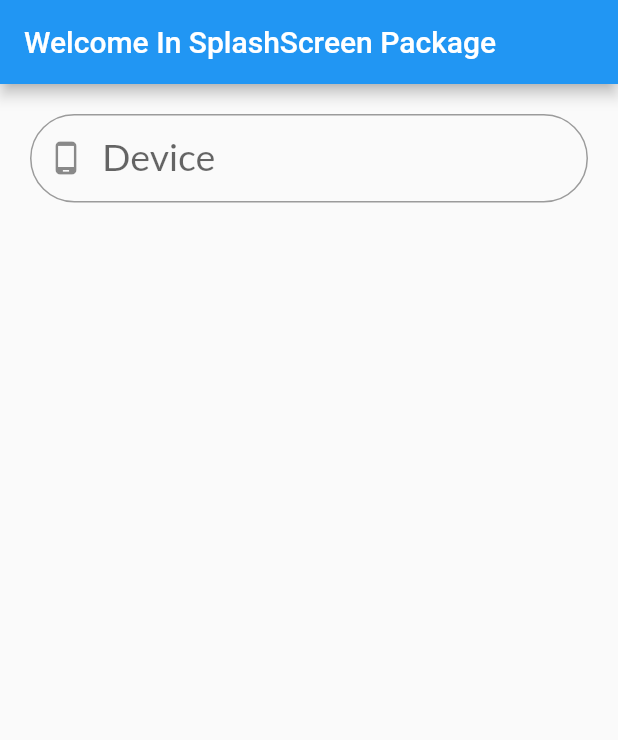
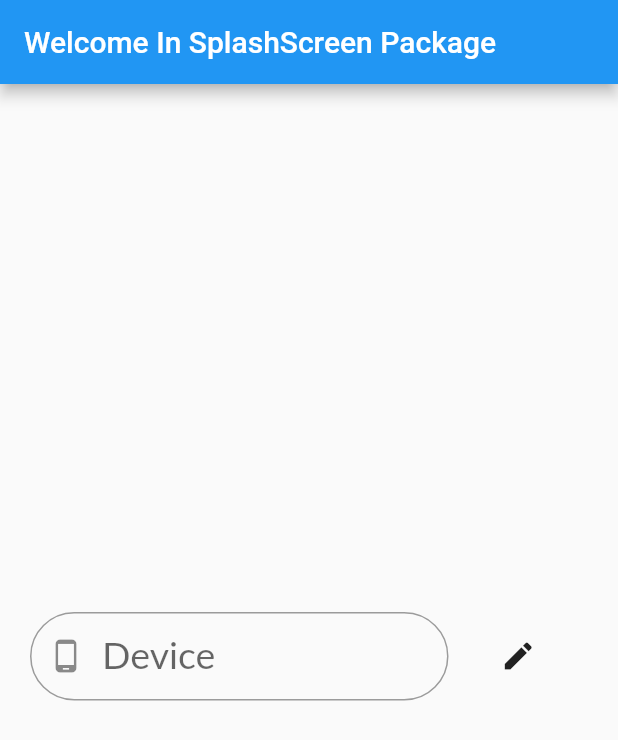
Before and after one commit to ShawnLiu-1/dog_bark_detector, a Flutter app: the screen it shows after launch, on a phone screen of 412 x 824 dp. Shown: the top 740 px of the screen. Run offline on Flutter 3.47's test engine with Material 2 defaults, Android fonts, the phone set to English and light mode, and no system bars; our stand-ins replace splashscreen; Roboto replaces fonts that are missing (Lato).

Commit message:
Second Committment

```diff
--- a/lib/main.dart
+++ b/lib/main.dart
@@ -1,3 +1,4 @@
+import "RecordPage.dart";
 import 'package:flutter/material.dart';
 import 'package:splashscreen/splashscreen.dart';
 void main(){
@@ -45,9 +46,13 @@ class AfterSplash extends StatelessWidget{
       ),
       body: new Center(
         child:  Column(
+            mainAxisAlignment: MainAxisAlignment.center,
             children: <Widget>[
               Padding (
                   padding: EdgeInsets.only(left: 20, right: 20, top: 20),
+                  child: Row(
+                    children: [
+                      Expanded(flex:3,
                         child: TextField(
 
                           obscureText: false,
@@ -62,6 +67,24 @@ class AfterSplash extends StatelessWidget{
                             labelStyle: TextStyle(fontSize: 25, fontFamily: 'Lato'
                             ),
                           ),
+                        ),
+                      ),
+                      Expanded(
+                        flex: 1,
+                        child: IconButton(
+                          icon: Icon(Icons.edit),
+                          onPressed: () {
+
+                            Navigator.push(
+                              context,
+                              MaterialPageRoute(
+                                  builder: (context) => RecordPage(
+                                    title: deviceController.text,)),
+                            );
+
+                          },
+                        ),
+                      )],
                   )
               ),
               SizedBox(height: 25.0),
```
Also changed, not shown: lib/RecordPage.dart (added, +85 -0 lines). Lines whose indentation alone changed are shown as unchanged.
